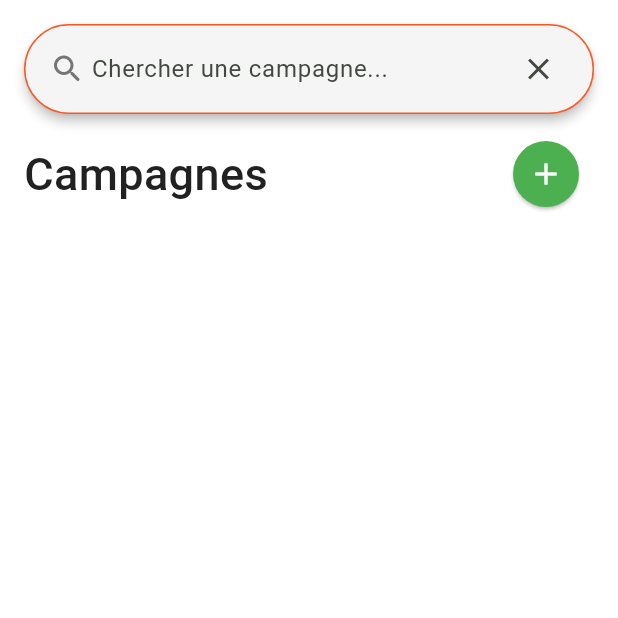
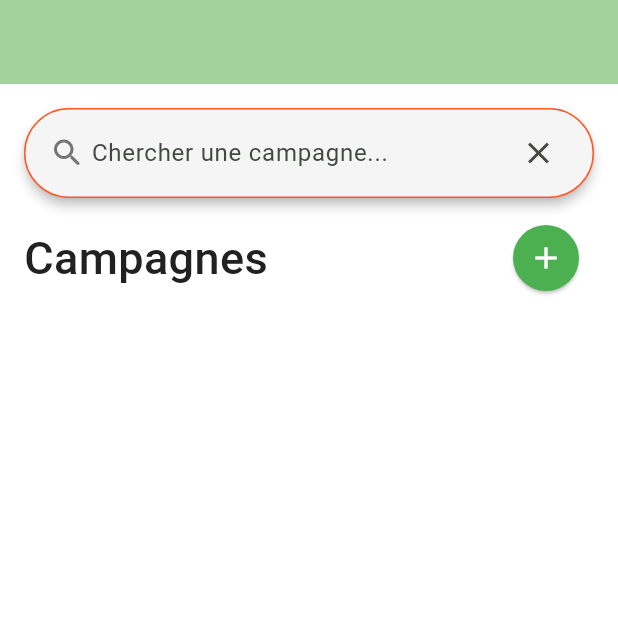
Before and after one commit to Fafary/MMM-Project, a Flutter app: the ListCampaignScreen screen opened by its route, on a phone screen of 412 x 824 dp, the top half of it. Run offline on Flutter 3.47's test engine with Material 2 defaults, Android fonts, the phone set to English and light mode, and no system bars; our stand-ins replace carousel_slider, cloud_firestore, firebase_auth, firebase_core, flutter_form_builder, form_builder_validators; accounts and stored records are empty; network calls fail; Roboto replaces fonts that are missing (Poppins).

Commit message:
Ajout d'appbar et navigation campagne fiche statique

```diff
--- a/lib/dir_campagne/list_campagne.dart
+++ b/lib/dir_campagne/list_campagne.dart
@@ -56,6 +56,13 @@ class ListCampaignScreenState extends State<ListCampaignScreen> {
       child: Scaffold(
         key: scaffoldKey,
         backgroundColor: Colors.white,
+        appBar: AppBar(
+          backgroundColor: Theme.of(context).colorScheme.inversePrimary,
+          automaticallyImplyLeading: false,
+          actions: const [],
+          centerTitle: false,
+          elevation: 0,
+        ),
         body: SafeArea(
           top: true,
           child: SingleChildScrollView(
```
Also changed, not shown: lib/dir_campagne/campagne_screen.dart (+5 -5 lines), lib/dir_fiche/fiche_screen.dart (+7 -0 lines).
